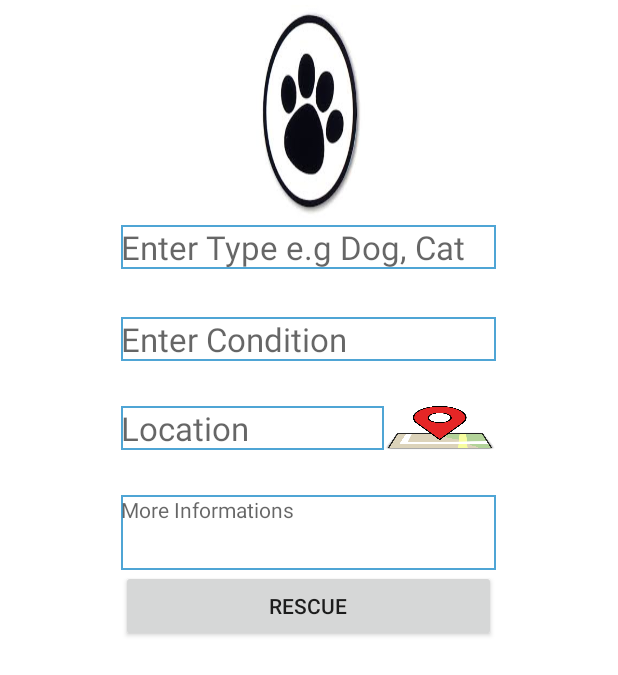
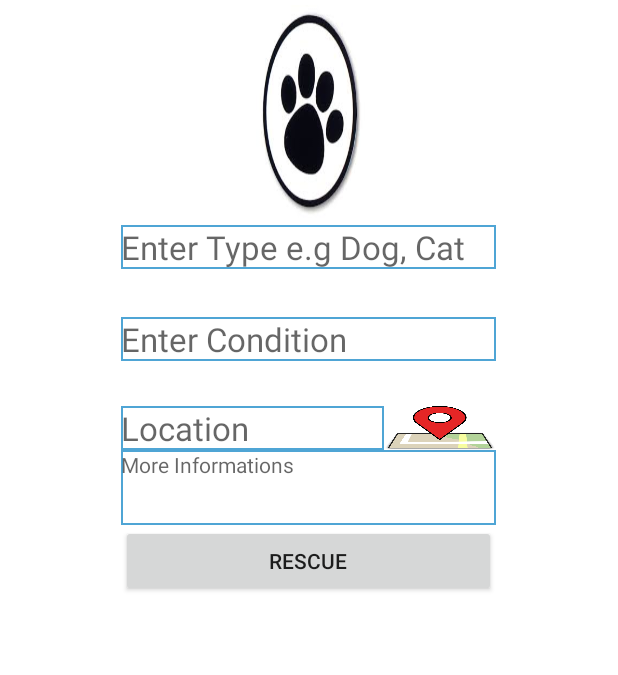
Before and after one commit to anmol0591/TestUi1, an Android app: the layout rescue_layout.xml on its own in the app's theme, with its tools: preview values and no code run, on a phone screen of 412 x 824 dp. Shown: the top 675 px of the screen. Run offline under Robolectric (Android 15) with nearby library versions, the phone set to English and light mode, and no system bars.

Commit message:
Commitment issues

```diff
--- a/app/build.gradle
+++ b/app/build.gradle
@@ -17,6 +17,9 @@ android {
             proguardFiles getDefaultProguardFile('proguard-android.txt'), 'proguard-rules.pro'
         }
     }
+    sourceSets {
+        main { java.srcDirs = ['src/main/java', 'src/main/java/com.example.anm.uitest1/location'] }
+    }
 }
 
 dependencies {
--- a/app/src/main/AndroidManifest.xml
+++ b/app/src/main/AndroidManifest.xml
@@ -1,6 +1,8 @@
 <?xml version="1.0" encoding="utf-8"?>
 <manifest xmlns:android="http://schemas.android.com/apk/res/android"
     package="com.example.anm.uitest1" >
+    <uses-permission android:name="android.permission.ACCESS_FINE_LOCATION" />
+    <uses-permission android:name="android.permission.INTERNET" />
 
     <application
         android:allowBackup="true"
@@ -8,7 +10,7 @@
         android:label="Paw Care"
         android:theme="@style/AppTheme" >
         <activity
-            android:name=".MainActivity"
+            android:name="com.pawcare.source.MainActivity"
             android:label="@string/app_name" >
             <intent-filter>
                 <action android:name="android.intent.action.MAIN" />
--- a/app/src/main/java/com/example/anm/uitest1/FragmentPageAdapter.java
+++ b/app/src/main/java/com/pawcare/source/FragmentPageAdapter.java
@@ -1,4 +1,4 @@
-package com.example.anm.uitest1;
+package com.pawcare.source;
 
 import android.support.v4.app.Fragment;
 import android.support.v4.app.FragmentManager;
--- a/app/src/main/java/com/example/anm/uitest1/MainActivity.java
+++ b/app/src/main/java/com/pawcare/source/MainActivity.java
@@ -1,12 +1,12 @@
-package com.example.anm.uitest1;
+package com.pawcare.source;
 
 import android.support.v4.app.FragmentTransaction;
 import android.support.v4.view.ViewPager;
 import android.support.v7.app.ActionBar;
 import android.support.v7.app.ActionBarActivity;
 import android.os.Bundle;
-import android.view.Menu;
-import android.view.MenuItem;
+
+import com.example.anm.uitest1.R;
 
 
 public class MainActivity extends ActionBarActivity implements ActionBar.TabListener{
--- a/app/src/main/res/layout/rescue_layout.xml
+++ b/app/src/main/res/layout/rescue_layout.xml
@@ -38,28 +38,35 @@
         android:layout_below="@+id/type"
         android:layout_alignStart="@+id/type" />
 
-    <TextView
+    <EditText
         android:layout_width="250dp"
         android:layout_height="wrap_content"
         android:textAppearance="?android:attr/textAppearanceLarge"
         android:hint="Location"
-        android:id="@+id/location"
+        android:id="@+id/txt_location"
         android:layout_marginTop="30dp"
         android:background="@drawable/back"
+        android:editable="true"
+        android:singleLine="true"
+        android:inputType="text"
+        android:focusable="true"
+        android:clickable="true"
+        android:cursorVisible="true"
         android:layout_below="@+id/condition"
         android:layout_alignStart="@+id/condition"
-        android:layout_alignEnd="@+id/imageView2" />
+        android:layout_alignEnd="@+id/imageView2"
+        />
 
     <Button
         style="?android:attr/buttonStyleSmall"
         android:layout_width="wrap_content"
         android:layout_height="wrap_content"
         android:background="@drawable/location_icon"
-        android:id="@+id/button"
+        android:id="@+id/btn_location"
         android:layout_alignEnd="@+id/condition"
-        android:layout_toEndOf="@+id/location"
-        android:layout_alignTop="@+id/location"
-        android:layout_alignBottom="@+id/location" />
+        android:layout_toEndOf="@+id/txt_location"
+        android:layout_alignTop="@+id/txt_location"
+        android:layout_alignBottom="@+id/txt_location" />
 
     <TextView
         android:layout_width="250dp"
@@ -67,9 +74,8 @@
         android:hint="More Informations"
         android:id="@+id/textView"
         android:background="@drawable/back"
-        android:layout_marginTop="30dp"
-        android:layout_below="@+id/location"
-        android:layout_alignStart="@+id/location" />
+        android:layout_below="@+id/txt_location"
+        android:layout_alignStart="@+id/txt_location" />
 
     <Button
         android:layout_width="250dp"
--- a/app/src/main/res/values/strings.xml
+++ b/app/src/main/res/values/strings.xml
@@ -1,6 +1,5 @@
 <resources>
-    <string name="app_name">UiTest1</string>
-
+    <string name="app_name">Paw Care</string>
     <string name="hello_world">Hello world!</string>
     <string name="action_settings">Settings</string>
 </resources>
```
Also changed, not shown: app/src/main/java/com/example/anm/uitest1/Rescue.java (deleted, +0 -21 lines), app/src/main/java/com/pawcare/source/Adoption.java (renamed from app/src/main/java/com/example/anm/uitest1/FosterCare.java, +6 -4 lines), app/src/main/java/com/pawcare/source/FosterCare.java (renamed from app/src/main/java/com/example/anm/uitest1/Adoption.java, +7 -3 lines), app/src/main/java/com/pawcare/source/Rescue.java (added, +140 -0 lines), app/src/main/java/com/pawcare/source/location/GPSEnableDialog.java (added, +40 -0 lines), app/src/main/java/com/pawcare/source/location/LocationAddress.java (added, +49 -0 lines), 3 other files.
